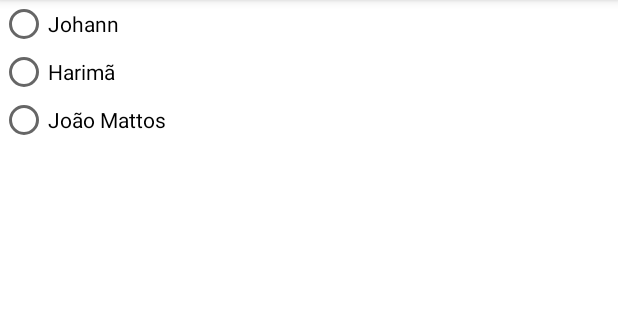
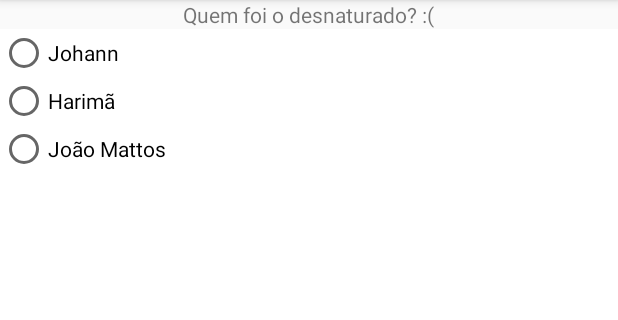
Before and after one commit to HarimaGoncalves/PiadaInternaMobile, an Android app: the screen it shows after launch (ListarPiadistasActivity), after a tap on "CONTARAM UMA PIADA RUIM :(", on a phone screen of 412 x 824 dp, the part 84-404 px from its top. Run offline under Robolectric (Android 15) with nearby library versions, the phone set to English and light mode, and no system bars.

Commit message:
implementando label da lista dinamico

```diff
--- a/PiadaRuim/app/src/main/java/br/com/matrixcorp/piadaruim/ListarPiadistasActivity.java
+++ b/PiadaRuim/app/src/main/java/br/com/matrixcorp/piadaruim/ListarPiadistasActivity.java
@@ -5,6 +5,7 @@ import android.support.v7.app.AppCompatActivity;
 import android.view.ViewGroup;
 import android.widget.RadioButton;
 import android.widget.RadioGroup;
+import android.widget.TextView;
 
 public class ListarPiadistasActivity extends AppCompatActivity {
 
@@ -16,16 +17,21 @@ public class ListarPiadistasActivity extends AppCompatActivity {
         super.onCreate(savedInstanceState);
         setContentView(R.layout.activity_listar_piadistas);
 
-        lista = (RadioGroup)findViewById(R.id.listaDepiadistas);
+        Bundle b = getIntent().getExtras();
+
+        String label = b.getBoolean("piadaBoa") ? getResources().getString(R.string.piadaBoa) : getResources().getString(R.string.piadaRuim);
+
+        ((TextView) findViewById(R.id.labeldaLista)).setText(label);
+
+        lista = (RadioGroup) findViewById(R.id.listaDepiadistas);
         listaDePiadistas = getResources().getStringArray(R.array.piadistas);
 
-        ViewGroup hourButtonLayout = (ViewGroup)findViewById(R.id.listaDepiadistas);
-        for(int i = 0; i< listaDePiadistas.length; i++) {
+        ViewGroup hourButtonLayout = (ViewGroup) findViewById(R.id.listaDepiadistas);
+        for (int i = 0; i < listaDePiadistas.length; i++) {
             RadioButton button = new RadioButton(this);
             button.setId(i);
             button.setText(listaDePiadistas[i]);
             hourButtonLayout.addView(button);
         }
     }
-
 }
--- a/PiadaRuim/app/src/main/res/layout/activity_listar_piadistas.xml
+++ b/PiadaRuim/app/src/main/res/layout/activity_listar_piadistas.xml
@@ -2,12 +2,23 @@
 <RelativeLayout xmlns:android="http://schemas.android.com/apk/res/android"
     android:layout_width="match_parent" android:layout_height="match_parent">
 
+    <TextView
+        android:layout_width="wrap_content"
+        android:layout_height="wrap_content"
+        android:textAppearance="?android:attr/textAppearanceSmall"
+        android:text="Small Text"
+        android:id="@+id/labeldaLista"
+        android:layout_alignParentTop="true"
+        android:layout_centerHorizontal="true" />
+
     <RadioGroup
         android:layout_width="match_parent"
         android:layout_height="match_parent"
-        android:layout_centerHorizontal="true"
         style="@style/AppTheme"
         android:id="@+id/listaDepiadistas"
-        android:background="#ffffff">
+        android:background="#ffffff"
+        android:layout_below="@+id/labeldaLista"
+        android:layout_centerHorizontal="true">
+
     </RadioGroup>
 </RelativeLayout>
--- a/PiadaRuim/app/src/main/res/values/strings.xml
+++ b/PiadaRuim/app/src/main/res/values/strings.xml
@@ -1,5 +1,7 @@
 <resources>
     <string name="app_name">PiadaRuim</string>
+    <string name="piadaRuim">Quem foi o desnaturado? :(</string>
+    <string name="piadaBoa">Quem foi o gênio? :)</string>
     <string-array name="piadistas">
         <item>Johann</item>
         <item>Harimã</item>
```
